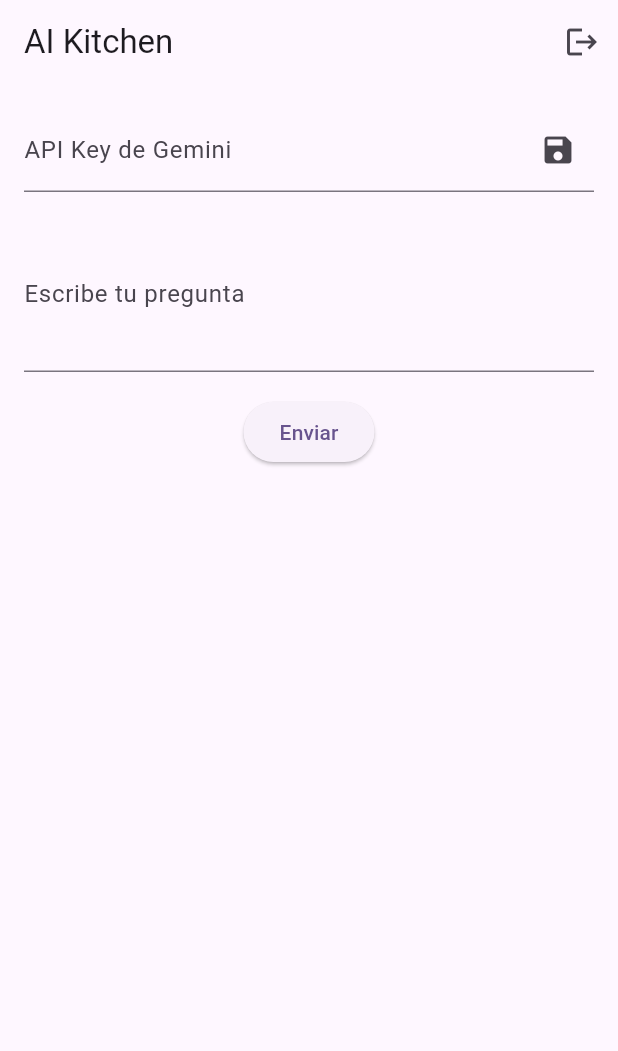
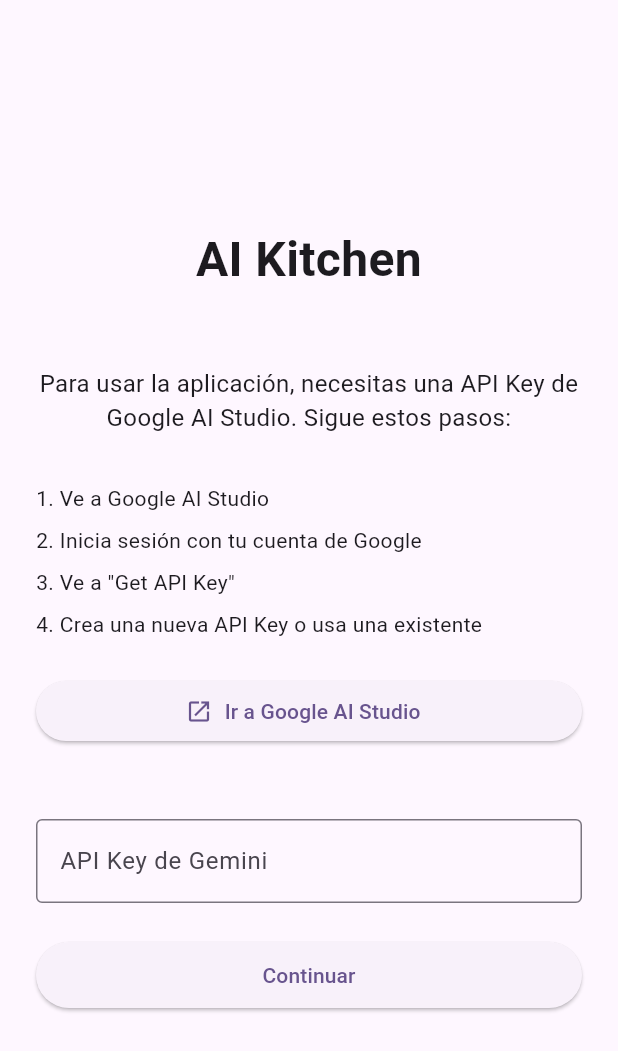
Before and after one commit to enekor/AiKitchen, a Flutter app: the screen it shows after launch, on a phone screen of 412 x 824 dp. Shown: the top 1051 px of the screen. Run offline on Flutter 3.47's test engine with Material 3 defaults, Android fonts, the phone set to English and light mode, and no system bars; drawn by our look-alikes of dynamic_color; our stand-ins replace firebase_auth, firebase_core, google_generative_ai, google_sign_in, shared_preferences; accounts and stored records are empty.

Commit message:
actualizado el modo de llamado a gemini y las pantallas mejor separadas

```diff
--- a/lib/main.dart
+++ b/lib/main.dart
@@ -1,19 +1,16 @@
-import 'package:aikitchen/screens/home/home.dart';
 import 'package:flutter/material.dart';
 import 'package:dynamic_color/dynamic_color.dart';
-import 'package:firebase_core/firebase_core.dart';
+import 'home/home.dart';
+import 'screens/api_key_screen.dart';
+import 'services/gemini_service.dart';
 
-void main() async {
-  WidgetsFlutterBinding.ensureInitialized();
-  await Firebase.initializeApp();
-
+void main() {
   runApp(const MyApp());
 }
 
 class MyApp extends StatelessWidget {
   const MyApp({super.key});
 
-  // This widget is the root of your application.
   @override
   Widget build(BuildContext context) {
     return DynamicColorBuilder(
@@ -31,7 +28,24 @@
             ),
             useMaterial3: true,
           ),
-          home: const Home(),
+          home: FutureBuilder<String?>(
+            future: GeminiService().getStoredApiKey(),
+            builder: (context, snapshot) {
+              if (snapshot.connectionState == ConnectionState.waiting) {
+                return const Center(child: CircularProgressIndicator());
+              }
+
+              if (snapshot.hasData && snapshot.data != null) {
+                return const Home();
+              }
+
+              return const ApiKeyScreen();
+            },
+          ),
+          routes: {
+            '/home': (context) => const Home(),
+            '/api_key': (context) => const ApiKeyScreen(),
+          },
         );
       },
     );
--- /dev/null
+++ b/lib/screens/api_key_screen.dart
@@ -0,0 +1,100 @@
+import 'package:flutter/material.dart';
+import 'package:url_launcher/url_launcher.dart';
+import '../services/gemini_service.dart';
+
+class ApiKeyScreen extends StatefulWidget {
+  const ApiKeyScreen({super.key});
+
+  @override
+  State<ApiKeyScreen> createState() => _ApiKeyScreenState();
+}
+
+class _ApiKeyScreenState extends State<ApiKeyScreen> {
+  final TextEditingController _apiKeyController = TextEditingController();
+
+  Future<void> _launchUrl(String url) async {
+    if (!await launchUrl(Uri.parse(url), mode: LaunchMode.externalApplication)) {
+      if (mounted) {
+        ScaffoldMessenger.of(context).showSnackBar(
+          const SnackBar(content: Text('No se pudo abrir el enlace')),
+        );
+      }
+    }
+  }
+
+  @override
+  Widget build(BuildContext context) {
+    return Scaffold(
+      body: SafeArea(
+        child: Padding(
+          padding: const EdgeInsets.all(24.0),
+          child: Column(
+            crossAxisAlignment: CrossAxisAlignment.stretch,
+            children: [
+              const Spacer(),
+              const Text(
+                'AI Kitchen',
+                style: TextStyle(
+                  fontSize: 32,
+                  fontWeight: FontWeight.bold,
+                ),
+                textAlign: TextAlign.center,
+              ),
+              const SizedBox(height: 48),
+              const Text(
+                'Para usar la aplicación, necesitas una API Key de Google AI Studio. Sigue estos pasos:',
+                style: TextStyle(fontSize: 16),
+                textAlign: TextAlign.center,
+              ),
+              const SizedBox(height: 32),
+              const Text('1. Ve a Google AI Studio'),
+              const SizedBox(height: 8),
+              const Text('2. Inicia sesión con tu cuenta de Google'),
+              const SizedBox(height: 8),
+              const Text('3. Ve a "Get API Key"'),
+              const SizedBox(height: 8),
+              const Text('4. Crea una nueva API Key o usa una existente'),
+              const SizedBox(height: 24),
+              ElevatedButton.icon(
+                onPressed: () => _launchUrl('https://makersuite.google.com/app/apikey'),
+                icon: const Icon(Icons.open_in_new),
+                label: const Text('Ir a Google AI Studio'),
+              ),
+              const SizedBox(height: 48),
+              TextField(
+                controller: _apiKeyController,
+                decoration: const InputDecoration(
+                  labelText: 'API Key de Gemini',
+                  hintText: 'Pega aquí tu API Key',
+                  border: OutlineInputBorder(),
+                ),
+              ),
+              const SizedBox(height: 24),
+              ElevatedButton(
+                onPressed: () async {
+                  if (_apiKeyController.text.isNotEmpty) {
+                    await GeminiService().setApiKey(_apiKeyController.text);
+                    if (context.mounted) {
+                      Navigator.of(context).pushReplacementNamed('/home');
+                    }
+                  }
+                },
+                child: const Padding(
+                  padding: EdgeInsets.all(12.0),
+                  child: Text('Continuar'),
+                ),
+              ),
+              const Spacer(),
+            ],
+          ),
+        ),
+      ),
+    );
+  }
+
+  @override
+  void dispose() {
+    _apiKeyController.dispose();
+    super.dispose();
+  }
+}
--- a/lib/screens/home/home.dart
+++ /dev/null
@@ -1,110 +0,0 @@
-import 'package:aikitchen/services/auth_service.dart';
-import 'package:aikitchen/services/gemini_service.dart';
-import 'package:flutter/material.dart';
-
-class Home extends StatefulWidget {
-  const Home({super.key});
-
-  @override
-  State<Home> createState() => _HomeState();
-}
-
-class _HomeState extends State<Home> {
-  final AuthService _authService = AuthService();
-  final GeminiService _geminiService = GeminiService();
-  final TextEditingController _apiKeyController = TextEditingController();
-  final TextEditingController _promptController = TextEditingController();
-  String? _response;
-
-  @override
-  void initState() {
-    super.initState();
-    _loadApiKey();
-  }
-
-  Future<void> _loadApiKey() async {
-    final apiKey = await _geminiService.getStoredApiKey();
-    if (apiKey != null) {
-      _apiKeyController.text = apiKey;
-      await _geminiService.setApiKey(apiKey);
-    }
-  }
-
-  @override
-  Widget build(BuildContext context) {
-    return Scaffold(
-      appBar: AppBar(
-        title: const Text('AI Kitchen'),
-        actions: [
-          IconButton(
-            icon: const Icon(Icons.logout),
-            onPressed: () async {
-              await _authService.signOut();
-              if (context.mounted) {
-                Navigator.pushReplacementNamed(context, '/login');
-              }
-            },
-          ),
-        ],
-      ),
-      body: Padding(
-        padding: const EdgeInsets.all(16.0),
-        child: Column(
-          children: [
-            TextField(
-              controller: _apiKeyController,
-              decoration: InputDecoration(
-                labelText: 'API Key de Gemini',
-                suffixIcon: IconButton(
-                  icon: const Icon(Icons.save),
-                  onPressed: () async {
-                    await _geminiService.setApiKey(_apiKeyController.text);
-                    if (context.mounted) {
-                      ScaffoldMessenger.of(context).showSnackBar(
-                        const SnackBar(content: Text('API Key guardada')),
-                      );
-                    }
-                  },
-                ),
-              ),
-            ),
-            const SizedBox(height: 16),
-            TextField(
-              controller: _promptController,
-              decoration: const InputDecoration(
-                labelText: 'Escribe tu pregunta',
-              ),
-              maxLines: 3,
-            ),
-            const SizedBox(height: 16),
-            ElevatedButton(
-              onPressed: () async {
-                final response = await _geminiService.generateContent(
-                  _promptController.text,
-                );
-                setState(() {
-                  _response = response;
-                });
-              },
-              child: const Text('Enviar'),
-            ),
-            const SizedBox(height: 16),
-            if (_response != null)
-              Expanded(
-                child: SingleChildScrollView(
-                  child: Text(_response!),
-                ),
-              ),
-          ],
-        ),
-      ),
-    );
-  }
-
-  @override
-  void dispose() {
-    _apiKeyController.dispose();
-    _promptController.dispose();
-    super.dispose();
-  }
-}
--- a/lib/services/gemini_service.dart
+++ b/lib/services/gemini_service.dart
@@ -21,7 +21,7 @@
 
   Future<String> generateContent(String prompt) async {
     if (_model == null) {
-      throw Exception('API key no configurada');
+      throw NoApiKeyException();
     }
 
     try {
@@ -33,3 +33,8 @@
     }
   }
 }
+
+class NoApiKeyException implements Exception {
+  @override
+  String toString() => 'API Key no configurada';
+}
--- a/pubspec.yaml
+++ b/pubspec.yaml
@@ -10,11 +10,9 @@
   flutter:
     sdk: flutter
   dynamic_color: ^1.6.8
-  google_sign_in: ^6.2.1
-  firebase_core: ^2.25.4
-  firebase_auth: ^4.17.4
   google_generative_ai: ^0.2.0
   shared_preferences: ^2.2.2  # Para guardar la API key localmente
+  url_launcher: ^6.2.5
 
 
 dev_dependencies:
```
Also changed, not shown: lib/home/home.dart (added, +98 -0 lines), lib/screens/login_screen.dart (deleted, +0 -35 lines).
